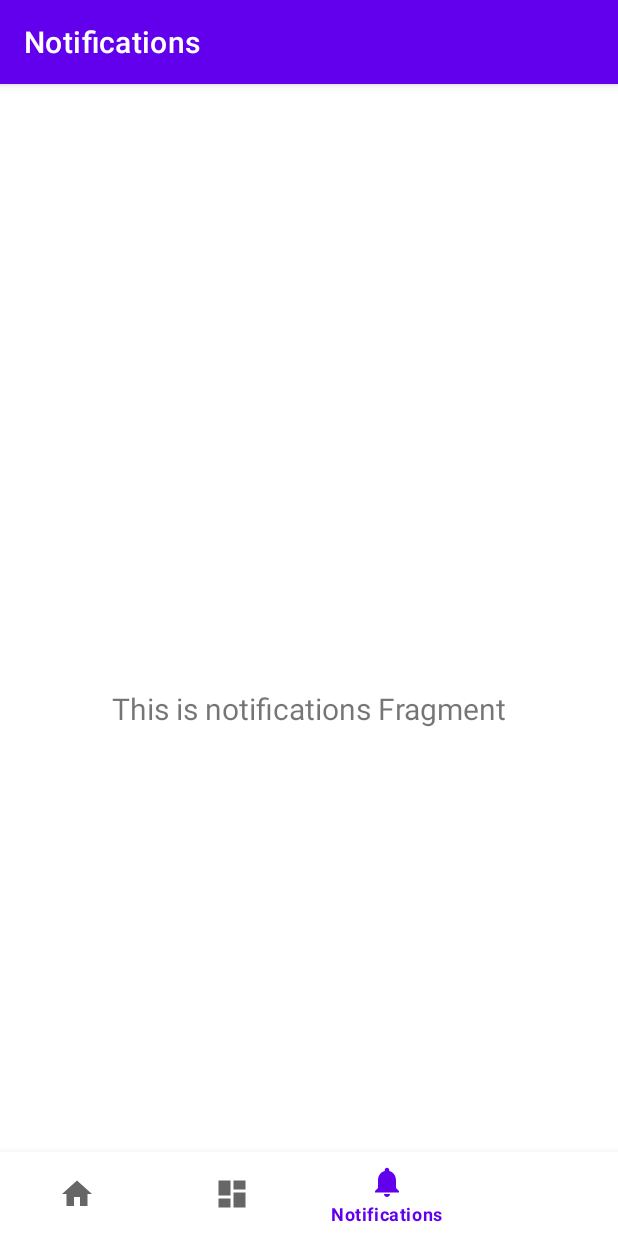
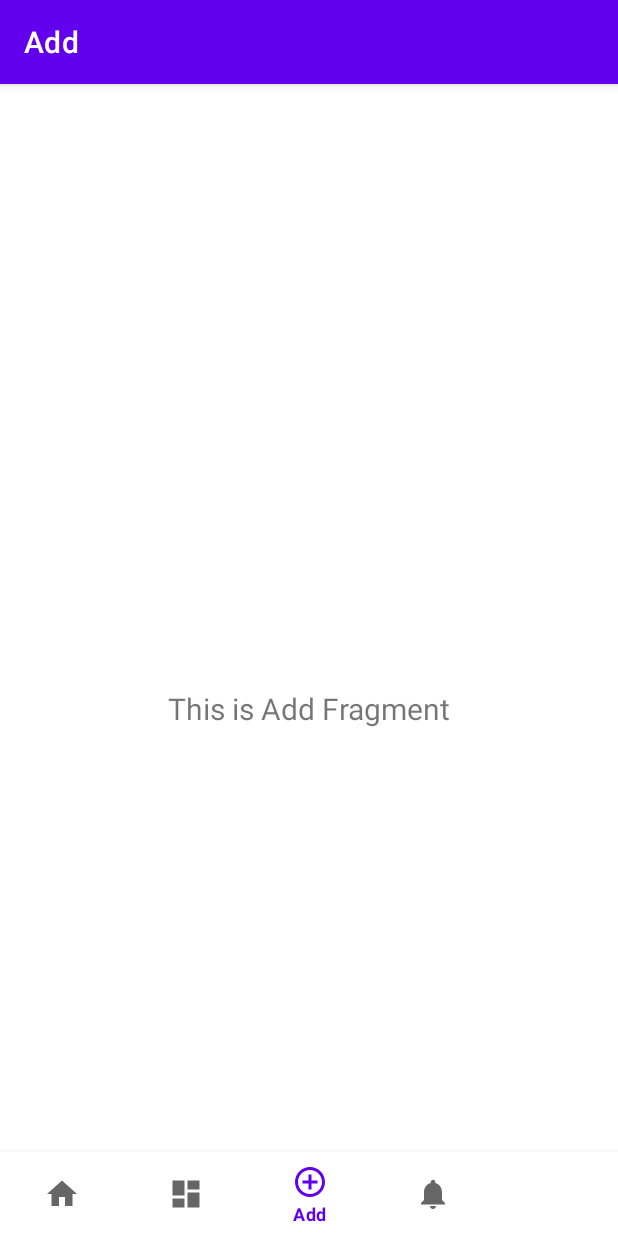
Before and after one commit to Devin-C64/Lunchbox, an Android app: the screen it shows after launch (MainActivity), item 3 of the bottom bar chosen, on a phone screen of 412 x 824 dp. Run offline under Robolectric (Android 15) with nearby library versions, the phone set to English and light mode, and no system bars; our stand-ins replace navigation-ui.

Commit message:
Added "Plus" button to Navigation Bar

```diff
--- a/app/build.gradle.kts
+++ b/app/build.gradle.kts
@@ -5,7 +5,7 @@ plugins {
 
 android {
     namespace = "com.example.lunchbox"
-    compileSdk = 34
+    compileSdk = 35
 
     defaultConfig {
         applicationId = "com.example.lunchbox"
@@ -48,6 +48,8 @@ dependencies {
     implementation(libs.androidx.lifecycle.viewmodel.ktx)
     implementation(libs.androidx.navigation.fragment.ktx)
     implementation(libs.androidx.navigation.ui.ktx)
+    implementation(libs.androidx.legacy.support.v4)
+    implementation(libs.androidx.fragment.ktx)
     testImplementation(libs.junit)
     androidTestImplementation(libs.androidx.junit)
     androidTestImplementation(libs.androidx.espresso.core)
--- a/app/src/main/java/com/example/lunchbox/MainActivity.kt
+++ b/app/src/main/java/com/example/lunchbox/MainActivity.kt
@@ -26,7 +26,7 @@ class MainActivity : AppCompatActivity() {
         // menu should be considered as top level destinations.
         val appBarConfiguration = AppBarConfiguration(
             setOf(
-                R.id.navigation_home, R.id.navigation_dashboard, R.id.navigation_notifications, R.id.navigation_offers
+                R.id.navigation_home, R.id.navigation_dashboard, R.id.navigation_add, R.id.navigation_notifications, R.id.navigation_offers
             )
         )
         setupActionBarWithNavController(navController, appBarConfiguration)
--- /dev/null
+++ b/app/src/main/java/com/example/lunchbox/ui/add/AddFragment.kt
@@ -0,0 +1,42 @@
+package com.example.lunchbox.ui.add
+
+import android.os.Bundle
+import android.view.LayoutInflater
+import android.view.View
+import android.view.ViewGroup
+import android.widget.TextView
+import androidx.fragment.app.Fragment
+import androidx.lifecycle.ViewModelProvider
+import com.example.lunchbox.databinding.FragmentAddBinding
+
+class AddFragment : Fragment() {
+
+    private var _binding: FragmentAddBinding? = null
+
+    // This property is only valid between onCreateView and
+    // onDestroyView.
+    private val binding get() = _binding!!
+
+    override fun onCreateView(
+        inflater: LayoutInflater,
+        container: ViewGroup?,
+        savedInstanceState: Bundle?
+    ): View {
+        val addViewModel =
+            ViewModelProvider(this).get(AddViewModel::class.java)
+
+        _binding = FragmentAddBinding.inflate(inflater, container, false)
+        val root: View = binding.root
+
+        val textView: TextView = binding.textAdd
+        addViewModel.text.observe(viewLifecycleOwner) {
+            textView.text = it
+        }
+        return root
+    }
+
+    override fun onDestroyView() {
+        super.onDestroyView()
+        _binding = null
+    }
+}
--- /dev/null
+++ b/app/src/main/java/com/example/lunchbox/ui/add/AddViewModel.kt
@@ -0,0 +1,12 @@
+package com.example.lunchbox.ui.add
+
+import androidx.lifecycle.LiveData
+import androidx.lifecycle.MutableLiveData
+import androidx.lifecycle.ViewModel
+
+class AddViewModel : ViewModel() {
+    private val _text = MutableLiveData<String>().apply {
+        value = "This is Add Fragment"
+    }
+    val text: LiveData<String> = _text
+}
--- /dev/null
+++ b/app/src/main/res/drawable/baseline_add_circle_outline_24.xml
@@ -0,0 +1,5 @@
+<vector xmlns:android="http://schemas.android.com/apk/res/android" android:height="24dp" android:tint="#000000" android:viewportHeight="24" android:viewportWidth="24" android:width="24dp">
+
+    <path android:fillColor="@android:color/white" android:pathData="M13,7h-2v4L7,11v2h4v4h2v-4h4v-2h-4L13,7zM12,2C6.48,2 2,6.48 2,12s4.48,10 10,10 10,-4.48 10,-10S17.52,2 12,2zM12,20c-4.41,0 -8,-3.59 -8,-8s3.59,-8 8,-8 8,3.59 8,8 -3.59,8 -8,8z"/>
+
+</vector>
--- /dev/null
+++ b/app/src/main/res/layout/fragment_add.xml
@@ -0,0 +1,22 @@
+<?xml version="1.0" encoding="utf-8"?>
+<androidx.constraintlayout.widget.ConstraintLayout xmlns:android="http://schemas.android.com/apk/res/android"
+    xmlns:app="http://schemas.android.com/apk/res-auto"
+    xmlns:tools="http://schemas.android.com/tools"
+    android:layout_width="match_parent"
+    android:layout_height="match_parent"
+    tools:context=".ui.add.AddFragment">
+
+    <TextView
+        android:id="@+id/text_add"
+        android:layout_width="match_parent"
+        android:layout_height="wrap_content"
+        android:layout_marginStart="8dp"
+        android:layout_marginTop="8dp"
+        android:layout_marginEnd="8dp"
+        android:textAlignment="center"
+        android:textSize="20sp"
+        app:layout_constraintBottom_toBottomOf="parent"
+        app:layout_constraintEnd_toEndOf="parent"
+        app:layout_constraintStart_toStartOf="parent"
+        app:layout_constraintTop_toTopOf="parent" />
+</androidx.constraintlayout.widget.ConstraintLayout>
--- a/app/src/main/res/menu/bottom_nav_menu.xml
+++ b/app/src/main/res/menu/bottom_nav_menu.xml
@@ -12,6 +12,11 @@
         android:title="@string/title_dashboard" />
 
     <item
+        android:id="@+id/navigation_add"
+        android:icon="@drawable/baseline_add_circle_outline_24"
+        android:title="@string/title_add"/>
+
+    <item
         android:id="@+id/navigation_notifications"
         android:icon="@drawable/ic_notifications_black_24dp"
         android:title="@string/title_notifications" />
--- a/app/src/main/res/navigation/mobile_navigation.xml
+++ b/app/src/main/res/navigation/mobile_navigation.xml
@@ -18,6 +18,12 @@
         tools:layout="@layout/fragment_dashboard" />
 
     <fragment
+        android:id="@+id/navigation_add"
+        android:name="com.example.lunchbox.ui.add.AddFragment"
+        android:label="@string/title_add"
+        tools:layout="@layout/fragment_add" />
+
+    <fragment
         android:id="@+id/navigation_notifications"
         android:name="com.example.lunchbox.ui.notifications.NotificationsFragment"
         android:label="@string/title_notifications"
--- a/app/src/main/res/values/strings.xml
+++ b/app/src/main/res/values/strings.xml
@@ -3,4 +3,5 @@
     <string name="title_home">Home</string>
     <string name="title_dashboard">Dashboard</string>
     <string name="title_notifications">Notifications</string>
+    <string name="title_add">Add</string>
 </resources>
--- a/gradle/libs.versions.toml
+++ b/gradle/libs.versions.toml
@@ -1,5 +1,5 @@
 [versions]
-agp = "8.7.2"
+agp = "8.7.3"
 kotlin = "1.9.24"
 coreKtx = "1.15.0"
 junit = "4.13.2"
@@ -12,6 +12,8 @@ lifecycleLivedataKtx = "2.8.7"
 lifecycleViewmodelKtx = "2.8.7"
 navigationFragmentKtx = "2.8.4"
 navigationUiKtx = "2.8.4"
+legacySupportV4 = "1.0.0"
+fragmentKtx = "1.5.6"
 
 [libraries]
 androidx-core-ktx = { group = "androidx.core", name = "core-ktx", version.ref = "coreKtx" }
@@ -25,6 +27,8 @@ androidx-lifecycle-livedata-ktx = { group = "androidx.lifecycle", name = "lifecy
 androidx-lifecycle-viewmodel-ktx = { group = "androidx.lifecycle", name = "lifecycle-viewmodel-ktx", version.ref = "lifecycleViewmodelKtx" }
 androidx-navigation-fragment-ktx = { group = "androidx.navigation", name = "navigation-fragment-ktx", version.ref = "navigationFragmentKtx" }
 androidx-navigation-ui-ktx = { group = "androidx.navigation", name = "navigation-ui-ktx", version.ref = "navigationUiKtx" }
+androidx-legacy-support-v4 = { group = "androidx.legacy", name = "legacy-support-v4", version.ref = "legacySupportV4" }
+androidx-fragment-ktx = { group = "androidx.fragment", name = "fragment-ktx", version.ref = "fragmentKtx" }
 
 [plugins]
 android-application = { id = "com.android.application", version.ref = "agp" }
```
